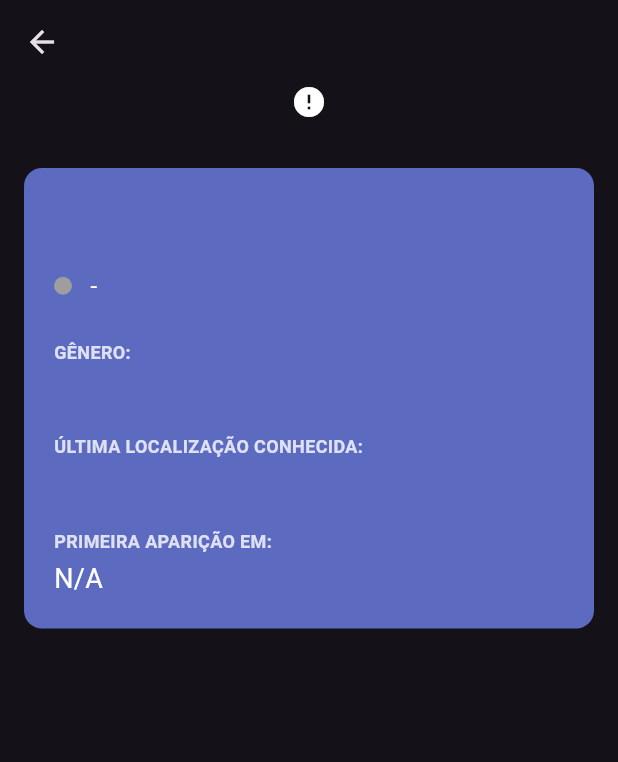
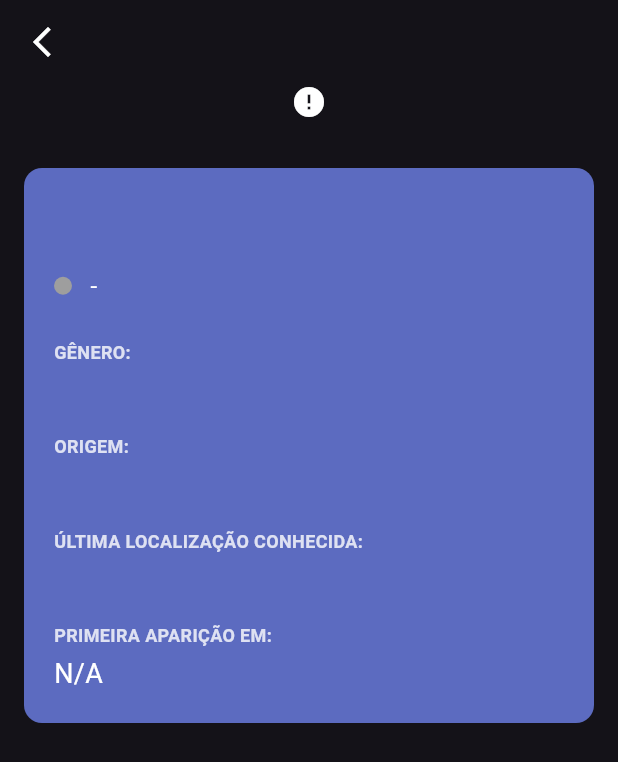
Before and after one commit to silvaaszx/kobe-rick-morty-challenge, a Flutter app: the DetailScreen screen opened directly with empty values, on a phone screen of 412 x 824 dp. Shown: the top 762 px of the screen. Run offline on Flutter 3.47's test engine with Material 3 defaults, Android fonts, the phone set to English and light mode, and no system bars; drawn by our look-alikes of cached_network_image; our stand-ins replace flutter_svg; network calls fail.

Commit message:
feat: Complete all core features and UI polishing

```diff
--- a/lib/presentation/screens/detail_screen.dart
+++ b/lib/presentation/screens/detail_screen.dart
@@ -3,9 +3,8 @@
 import 'package:cached_network_image/cached_network_image.dart';
 import 'package:flutter/material.dart';
 import '../../data/models/character_model.dart';
-import '../../data/services/character_service.dart'; // Preciso do serviço aqui agora
+import '../../data/services/character_service.dart';
 
-// 1. Eu transformo a tela em um StatefulWidget
 class DetailScreen extends StatefulWidget {
   final Character character;
 
@@ -16,14 +15,12 @@ class DetailScreen extends StatefulWidget {
 }
 
 class _DetailScreenState extends State<DetailScreen> {
-  // 2. Crio uma instância do serviço e uma variável para o resultado do episódio
   final CharacterService _service = CharacterService();
   late Future<Map<String, dynamic>> _episodeFuture;
 
   @override
   void initState() {
     super.initState();
-    // 3. Assim que a tela inicia, eu chamo o método para buscar os dados do episódio
     _episodeFuture = _service.getDataFromUrl(widget.character.firstEpisodeUrl);
   }
 
@@ -32,9 +29,14 @@ class _DetailScreenState extends State<DetailScreen> {
     return Scaffold(
       backgroundColor: Theme.of(context).scaffoldBackgroundColor,
       appBar: AppBar(
+        leading: IconButton(
+          icon: const Icon(Icons.arrow_back_ios_new, color: Colors.white),
+          onPressed: () => Navigator.of(context).pop(),
+        ),
         title: Text(widget.character.name),
         backgroundColor: Colors.transparent,
         elevation: 0,
+        centerTitle: true,
       ),
       body: SingleChildScrollView(
         child: Column(
@@ -79,20 +81,22 @@ class _DetailScreenState extends State<DetailScreen> {
                     const SizedBox(height: 24),
                     _buildLabeledInfo('GÊNERO:', widget.character.gender),
                     const SizedBox(height: 16),
+
+                    // AQUI ESTÁ A CORREÇÃO
+                    // Eu adiciono o campo 'Origem' que estava faltando.
+                    _buildLabeledInfo('ORIGEM:', widget.character.originName),
+                    const SizedBox(height: 16),
+
                     _buildLabeledInfo('ÚLTIMA LOCALIZAÇÃO CONHECIDA:', widget.character.locationName),
                     const SizedBox(height: 16),
-
-                    // 4. AQUI ESTÁ A MÁGICA! Eu uso um FutureBuilder para exibir o nome do episódio
                     FutureBuilder<Map<String, dynamic>>(
                       future: _episodeFuture,
                       builder: (context, snapshot) {
                         if (snapshot.connectionState == ConnectionState.waiting) {
-                          // Enquanto carrega, mostro um indicador
                           return _buildLabeledInfo('PRIMEIRA APARIÇÃO EM:', 'Carregando...');
                         } else if (snapshot.hasError) {
                           return _buildLabeledInfo('PRIMEIRA APARIÇÃO EM:', 'Erro');
                         } else if (snapshot.hasData) {
-                          // Quando os dados chegam, eu pego o nome do episódio do JSON
                           final episodeName = snapshot.data?['name'] ?? 'Desconhecido';
                           return _buildLabeledInfo('PRIMEIRA APARIÇÃO EM:', episodeName);
                         } else {
@@ -110,7 +114,6 @@ class _DetailScreenState extends State<DetailScreen> {
     );
   }
 
-  // ... os widgets de construção de UI continuam os mesmos ...
   Widget _buildStatusInfo(String status, String species) {
     Color statusColor;
     switch (status.toLowerCase()) {
```
Also changed, not shown: lib/presentation/screens/home_screen.dart (+2 -27 lines), lib/presentation/widgets/custom_app_bar.dart (added, +65 -0 lines), test_api.dart (added), 3 other files.
